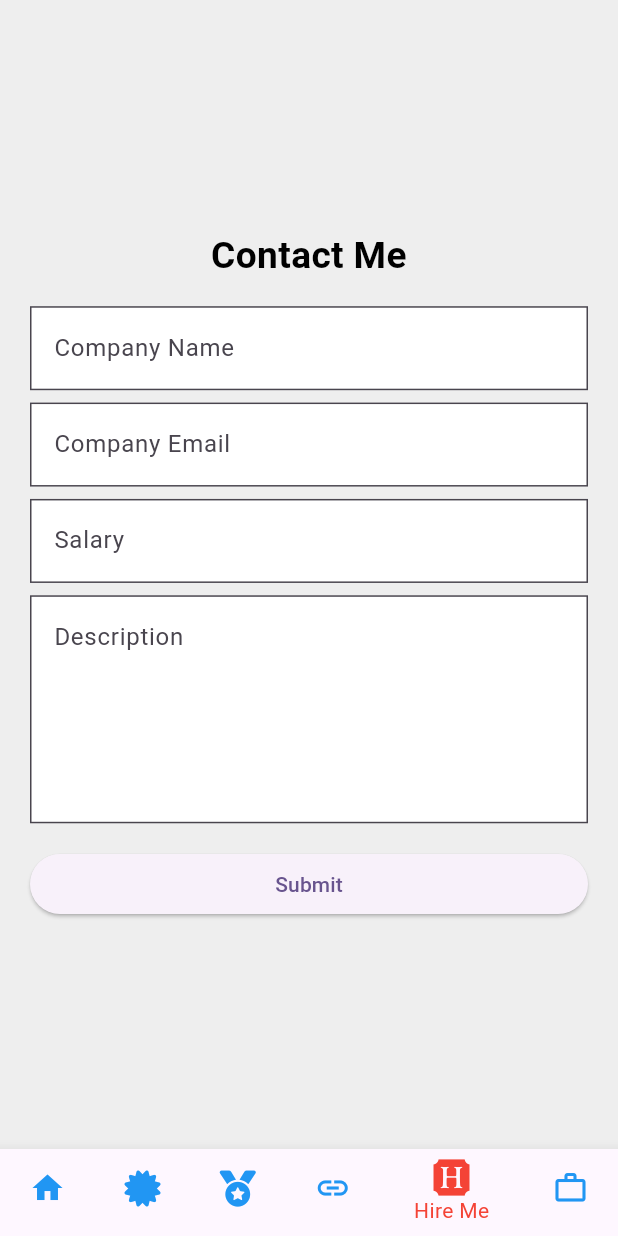
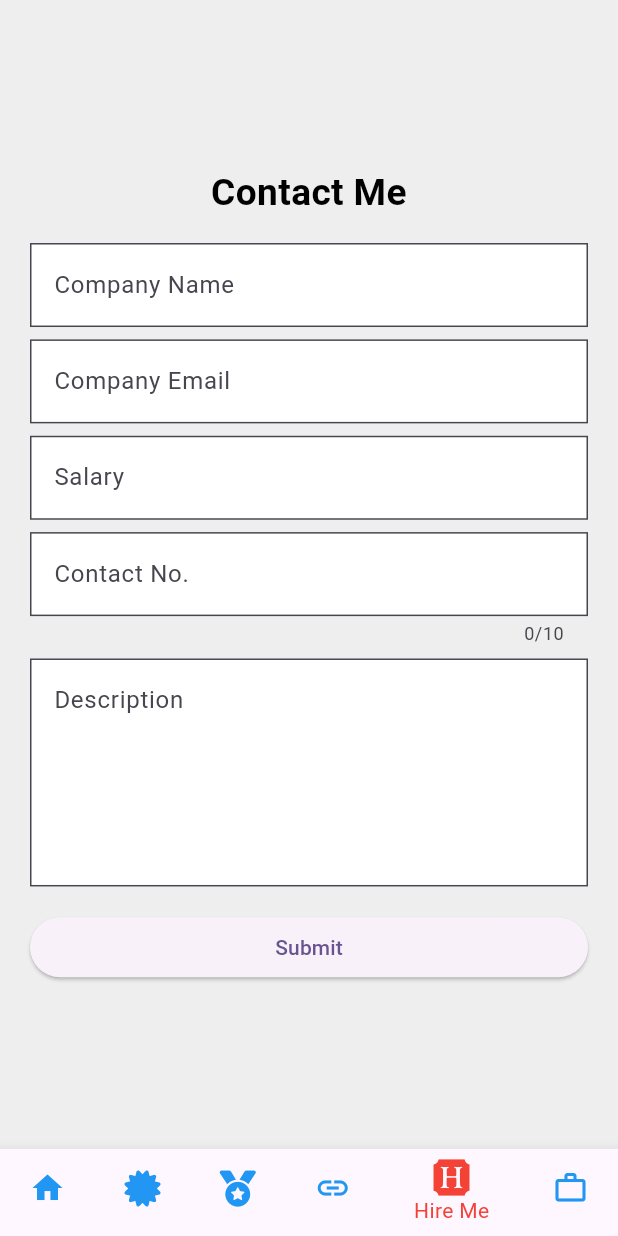
Before and after one commit to sarthakdjoshiFlutterDev30/proftolio_sarthak, a Flutter app: the screen it shows after launch, item 5 of the bottom bar chosen, on a phone screen of 412 x 824 dp. Run offline on Flutter 3.47's test engine with Material 3 defaults, Android fonts, the phone set to English and light mode, and no system bars; our stand-ins replace cloud_firestore, email_validator, firebase_core, font_awesome_flutter; accounts and stored records are empty.

Commit message:
init commit

```diff
--- a/lib/My_Site/Protfolio_Hireme.dart
+++ b/lib/My_Site/Protfolio_Hireme.dart
@@ -20,6 +20,7 @@
     final TextEditingController _emailController = TextEditingController();
     final TextEditingController _salaryController = TextEditingController();
     final TextEditingController _descController = TextEditingController();
+    final TextEditingController _PhoneController = TextEditingController();
     Future<void> sendEmailViaEmailJS() async {
       const serviceId = 'service_tp7h73e';
       const templateId = 'template_bzrdlwd';
@@ -42,6 +43,7 @@
             'company_email': _emailController.text.toString(),
             'salary': _salaryController.text.toString(),
             'description': _descController.text.toString(),
+            "contactno":_PhoneController.text.toString()
           }
         }),
       );
@@ -63,6 +65,7 @@
           "company_email": _emailController.text.trim(),
           "company_salary": _salaryController.text.trim(),
           "company_desc": _descController.text.trim(),
+          "company_contact_no": _PhoneController.text.trim(),
           "respondid": const Uuid().v1(),
         });
         ScaffoldMessenger.of(context).showSnackBar(
@@ -73,6 +76,7 @@
         _emailController.clear();
         _salaryController.clear();
         _descController.clear();
+        _PhoneController.clear();
 
 
       } catch (e) {
@@ -138,6 +142,20 @@
                         borderRadius: BorderRadius.zero,
                       ),
                     ),
+                  ), SizedBox(height: MediaQuery.of(context).size.height * 0.01),
+                  TextField(
+                    controller: _PhoneController,
+                    inputFormatters: [FilteringTextInputFormatter.digitsOnly],
+                    keyboardType: TextInputType.number,
+                    maxLength: 10,
+                    decoration: const InputDecoration(
+                      hintText: "Contact No.",
+                      filled: true,
+                      fillColor: Colors.white,
+                      border: OutlineInputBorder(
+                        borderRadius: BorderRadius.zero,
+                      ),
+                    ),
                   ),
                   SizedBox(height: MediaQuery.of(context).size.height * 0.01),
                   TextField(
```
